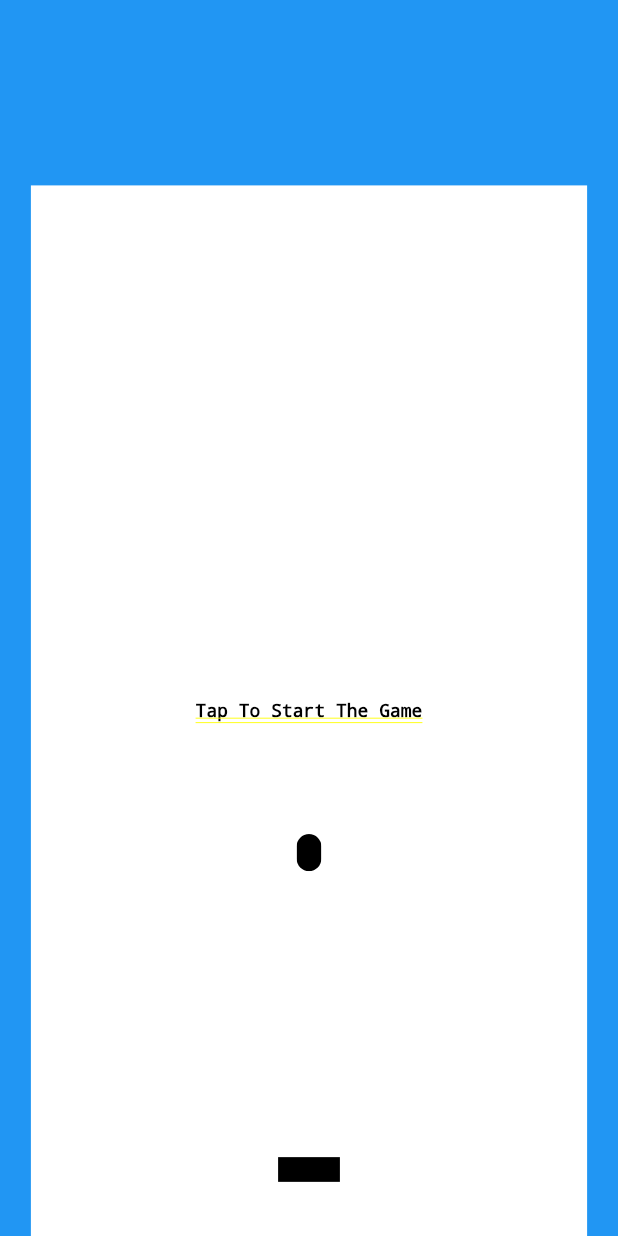
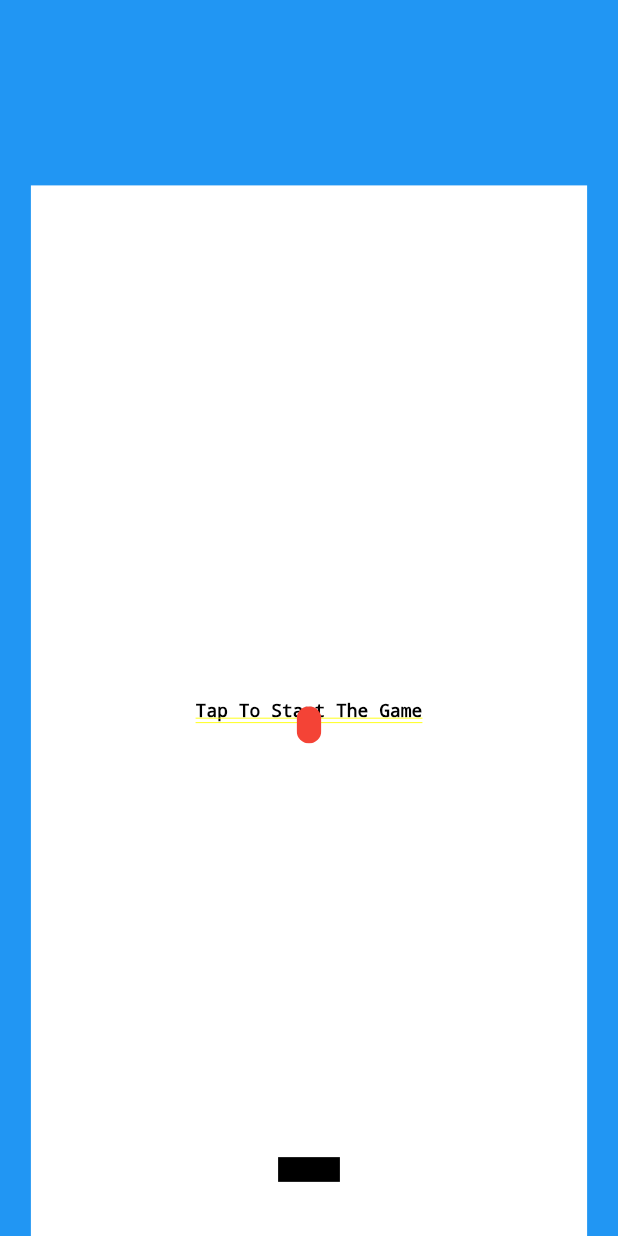
Before and after one commit to bazuhair01/ball_game, a Flutter app: the screen it shows after launch, on a phone screen of 412 x 824 dp. Run offline on Flutter 3.47's test engine with Material 3 defaults, Android fonts, the phone set to English and light mode, and no system bars.

Commit message:
udateing the UI

```diff
--- a/lib/ball.dart
+++ b/lib/ball.dart
@@ -16,7 +16,7 @@ class _BallState extends State<Ball> {
   Widget build(BuildContext context) {
     Timer.periodic(Duration(milliseconds: 1000), (timer) {
       setState(() {
-        newPostion += 0.01;
+        newPostion += 0.001;
       });
     });
     return GestureDetector(
@@ -26,7 +26,7 @@ class _BallState extends State<Ball> {
         child: ClipRRect(
           borderRadius: BorderRadius.all(Radius.circular(12)),
           child: Container(
-            color: Colors.black,
+            color: Colors.red,
             height: MediaQuery.of(context).size.height * 0.03,
             width: MediaQuery.of(context).size.width * 0.04,
           ),
```
